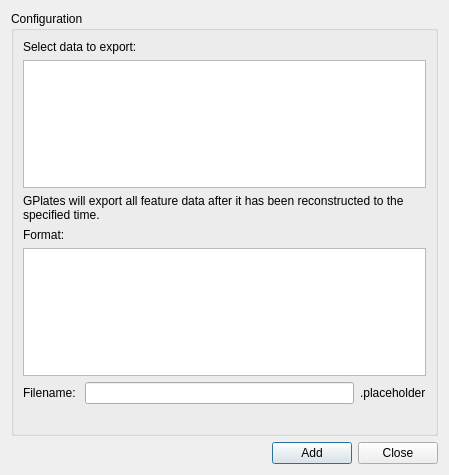
The window that src/qt-widgets/ConfigureExportParametersDialogUi.ui (GPlates/GPlates) describes before a commit, drawn with Qt 5.
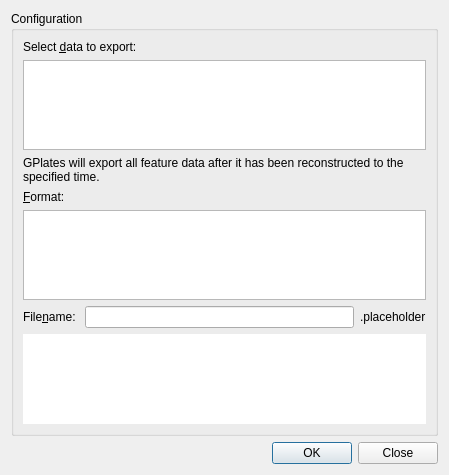
The same window after the commit.

The edit to the form file:
```diff
--- a/src/qt-widgets/ConfigureExportParametersDialogUi.ui
+++ b/src/qt-widgets/ConfigureExportParametersDialogUi.ui
@@ -20,9 +20,12 @@
      </property>
      <layout class="QVBoxLayout" >
       <item>
-       <widget class="QLabel" name="label_6" >
-        <property name="text" >
-         <string>Select data to export:</string>
+       <widget class="QLabel" name="label_6">
+        <property name="text">
+         <string>Select &amp;data to export:</string>
+        </property>
+        <property name="buddy">
+         <cstring>listWidget_export_items</cstring>
         </property>
        </widget>
       </item>
@@ -40,15 +43,12 @@
        </widget>
       </item>
       <item>
-       <widget class="QLabel" name="label_2" >
-        <property name="sizePolicy" >
-         <sizepolicy vsizetype="Maximum" hsizetype="Maximum" >
-          <horstretch>0</horstretch>
-          <verstretch>0</verstretch>
-         </sizepolicy>
+       <widget class="QLabel" name="label_2">
+        <property name="text">
+         <string>&amp;Format: </string>
         </property>
-        <property name="text" >
-         <string>Format: </string>
+        <property name="buddy">
+         <cstring>listWidget_format</cstring>
         </property>
        </widget>
       </item>
@@ -58,9 +58,12 @@
       <item>
        <layout class="QHBoxLayout" >
         <item>
-         <widget class="QLabel" name="label_3" >
-          <property name="text" >
-           <string>Filename: </string>
+         <widget class="QLabel" name="label_3">
+          <property name="text">
+           <string>File&amp;name: </string>
+          </property>
+          <property name="buddy">
+           <cstring>lineEdit_filename</cstring>
           </property>
          </widget>
         </item>
@@ -77,11 +80,14 @@
        </layout>
       </item>
       <item>
-       <widget class="QLabel" name="label_filename_desc" >
-        <property name="text" >
-         <string/>
+       <widget class="QTextEdit" name="textedit_filename_desc">
+        <property name="frameShape">
+         <enum>QFrame::NoFrame</enum>
         </property>
-        <property name="wordWrap" >
+        <property name="undoRedoEnabled">
+         <bool>false</bool>
+        </property>
+        <property name="readOnly">
          <bool>true</bool>
         </property>
        </widget>
@@ -90,35 +96,11 @@
     </widget>
    </item>
    <item>
-    <layout class="QHBoxLayout" >
-     <item>
-      <spacer>
-       <property name="orientation" >
-        <enum>Qt::Horizontal</enum>
-       </property>
-       <property name="sizeHint" >
-        <size>
-         <width>40</width>
-         <height>20</height>
-        </size>
-       </property>
-      </spacer>
-     </item>
-     <item>
-      <widget class="QPushButton" name="button_add_item" >
-       <property name="text" >
-        <string>Add</string>
-       </property>
-      </widget>
-     </item>
-     <item>
-      <widget class="QPushButton" name="pushButton_add_export_close" >
-       <property name="text" >
-        <string>Close</string>
-       </property>
-      </widget>
-     </item>
-    </layout>
+    <widget class="QDialogButtonBox" name="main_buttonbox">
+     <property name="standardButtons">
+      <set>QDialogButtonBox::Close|QDialogButtonBox::Ok</set>
+     </property>
+    </widget>
    </item>
   </layout>
  </widget>
```
Left out of the diff: 57 changed lines with no effect on the pictures.
